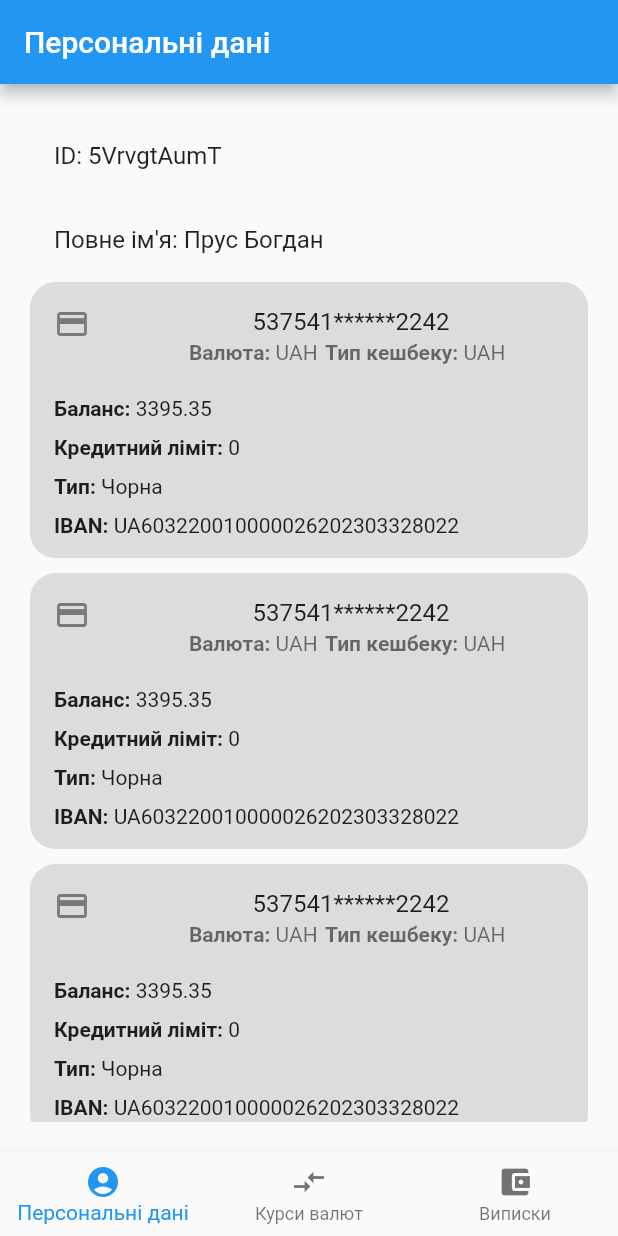
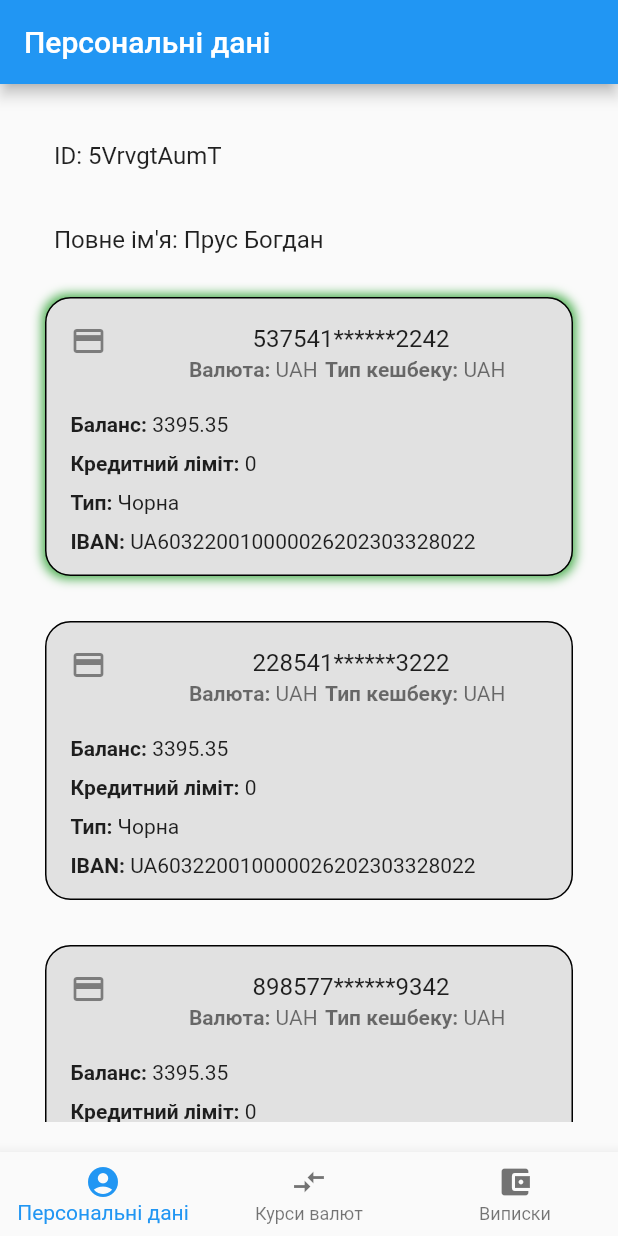
Before and after one commit to MiraculousNightingale/mono_management, a Flutter app: the screen it shows after launch, on a phone screen of 412 x 824 dp. Run offline on Flutter 3.47's test engine with Material 2 defaults, Android fonts, the phone set to English and light mode, and no system bars; our stand-ins replace dio, get, pretty_dio_logger, syncfusion_flutter_charts; missing offline and left inert: dart:ffi.

Commit message:
Implement account selection visuals

```diff
--- a/lib/src/core/ui/home/home_controller.dart
+++ b/lib/src/core/ui/home/home_controller.dart
@@ -31,6 +31,8 @@ class HomeController extends GetxController {
   bool _showExpenseCharts = false;
   List<CurrencyFilter> _currencyFilters = [];
   List<MccFilter> _mccFilters = [];
+  int _selectedAccountId = 0;
+
 
 
   bool get showExpenseCharts => _showExpenseCharts;
@@ -48,6 +50,11 @@ class HomeController extends GetxController {
     update();
   }
 
+
+  void setSelectedAccount(int id){
+    selectedAccountId = id;
+  }
+
   String getCurrentTitle() {
     final titles = {
       0: 'user info'.tr,
@@ -61,7 +68,7 @@ class HomeController extends GetxController {
     // await Future.delayed(Duration(seconds: 2));
     //var response = await DioManager().get("personal/client-info");
     var jsonString =
-        '{"clientId":"5VrvgtAumT","name":"Прус Богдан","webHookUrl":"","permissions":"psf","accounts":[{"id":"C9lcOBku2a_7pjnxfiL7Bg","sendId":"5VrvgtAumT","currencyCode":980,"cashbackType":"UAH","balance":339535,"creditLimit":0,"maskedPan":["537541******2242"],"type":"black","iban":"UA603220010000026202303328022"},{"id":"C9pjnxku2a_7pjnxfiL7Bg","sendId":"5VrvgtAumT","currencyCode":980,"cashbackType":"UAH","balance":339535,"creditLimit":0,"maskedPan":["537541******2242"],"type":"black","iban":"UA603220010000026202303328022"},{"id":"C9lcOBku2a_C9lcxfiL7Bg","sendId":"5VrvgtAumT","currencyCode":980,"cashbackType":"UAH","balance":339535,"creditLimit":0,"maskedPan":["537541******2242"],"type":"black","iban":"UA603220010000026202303328022"}]}';
+        '{"clientId":"5VrvgtAumT","name":"Прус Богдан","webHookUrl":"","permissions":"psf","accounts":[{"id":"C9lcOBku2a_7pjnxfiL7Bg","sendId":"5VrvgtAumT","currencyCode":980,"cashbackType":"UAH","balance":339535,"creditLimit":0,"maskedPan":["537541******2242"],"type":"black","iban":"UA603220010000026202303328022"},{"id":"890nxfiL7Bg_7pjnxfiL7Bg","sendId":"5VrvgtAumT","currencyCode":980,"cashbackType":"UAH","balance":339535,"creditLimit":0,"maskedPan":["228541******3222"],"type":"black","iban":"UA603220010000026202303328022"},{"id":"FdbCECoOku2a_ChUixkLo7Bg","sendId":"5VrvgtAumT","currencyCode":980,"cashbackType":"UAH","balance":339535,"creditLimit":0,"maskedPan":["898577******9342"],"type":"black","iban":"UA603220010000026202303328022"}]}';
     Map<String, dynamic> response = jsonDecode(jsonString);
     return UserInfo.fromJson(response);
   }
@@ -173,6 +180,7 @@ class HomeController extends GetxController {
     update();
   }
 
+
   bool get progress => _progress;
 
   UserInfo get userInfo => _userInfo;
@@ -182,6 +190,13 @@ class HomeController extends GetxController {
   List<Statement> get statements => _statements;
 
   int get tabIndex => _tabIndex;
+
+  int get selectedAccountId => _selectedAccountId;
+
+  set selectedAccountId(int value){
+    _selectedAccountId = value;
+    update();
+  }
 
   set tabIndex(int value) {
     _tabIndex = value;
--- a/lib/src/core/ui/user_info/user_info_view.dart
+++ b/lib/src/core/ui/user_info/user_info_view.dart
@@ -8,13 +8,26 @@ import '../../app_pages.dart';
 
 class UserInfoView extends GetView<HomeController> {
   Widget _buildAccountList(List<Account> accounts) {
-
     return ListView.separated(
         itemBuilder: (context, index) {
-          return Container(
+          return InkWell(
+            onTap: () {
+              controller.setSelectedAccount(index);
+            },
+            child: Container(
+              margin: const EdgeInsets.all(10),
                 decoration: BoxDecoration(
+                  boxShadow: index == controller.selectedAccountId ? [
+                    const BoxShadow(
+                      color: Colors.green,
+                      offset: const Offset(0,0),
+                      blurRadius: 5,
+                      spreadRadius: 2,
+                    )
+                  ] : null,
                     borderRadius: BorderRadius.circular(17),
-                  color: Colors.black12),
+                    border: Border.all(color: Colors.black),
+                    color: Color.fromARGB(255, 225, 225, 225),),
                 child: Column(
                   children: [
                     ListTile(
@@ -22,6 +35,9 @@ class UserInfoView extends GetView<HomeController> {
                         accounts[index].maskedPan.elementAt(0),
                         textAlign: TextAlign.center,
                       ),
+                      onTap: () {
+                        controller.setSelectedAccount(index);
+                      },
                       subtitle: Row(
                         mainAxisAlignment: MainAxisAlignment.center,
                         children: [
@@ -160,7 +176,8 @@ class UserInfoView extends GetView<HomeController> {
                       ),
                     ))
                   ],
-              ));
+                )),
+          );
         },
         separatorBuilder: (context, index) {
           return const SizedBox(
--- a/pubspec.yaml
+++ b/pubspec.yaml
@@ -18,7 +18,7 @@ publish_to: 'none' # Remove this line if you wish to publish to pub.dev
 version: 1.0.0+1
 
 environment:
-  sdk: ">=2.12.0 <3.0.0"
+  sdk: ">=2.12.0 <3.1.0"
 
 dependencies:
   flutter:
```
Also changed, not shown: pubspec.lock, 2 other files. Lines whose indentation alone changed are shown as unchanged.
